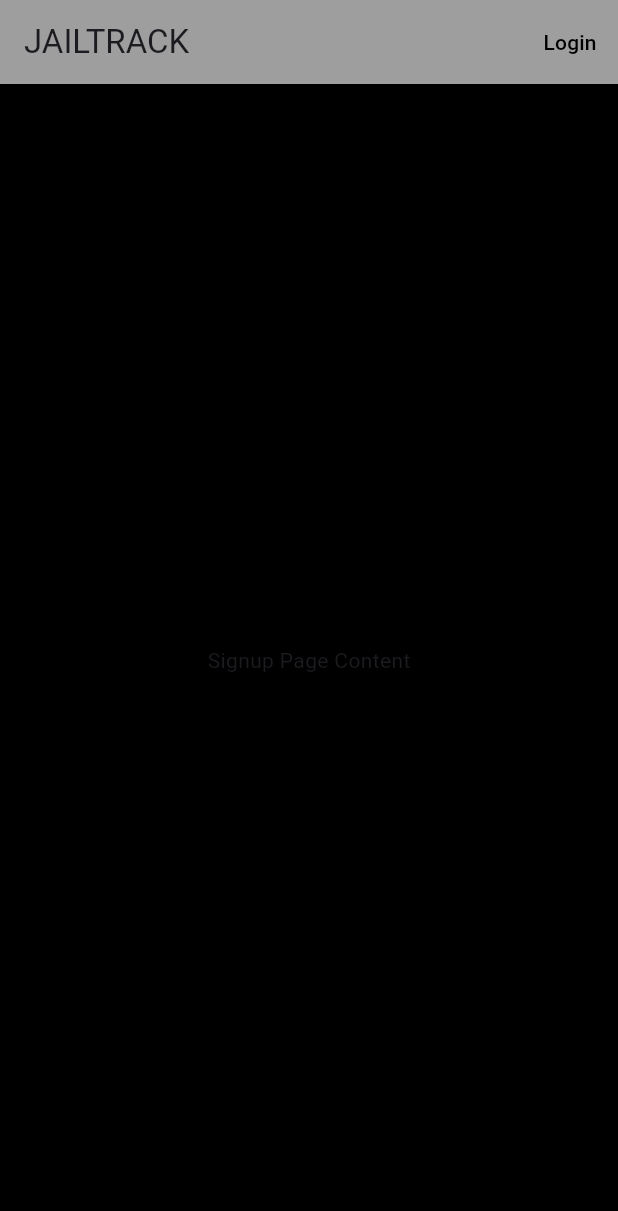
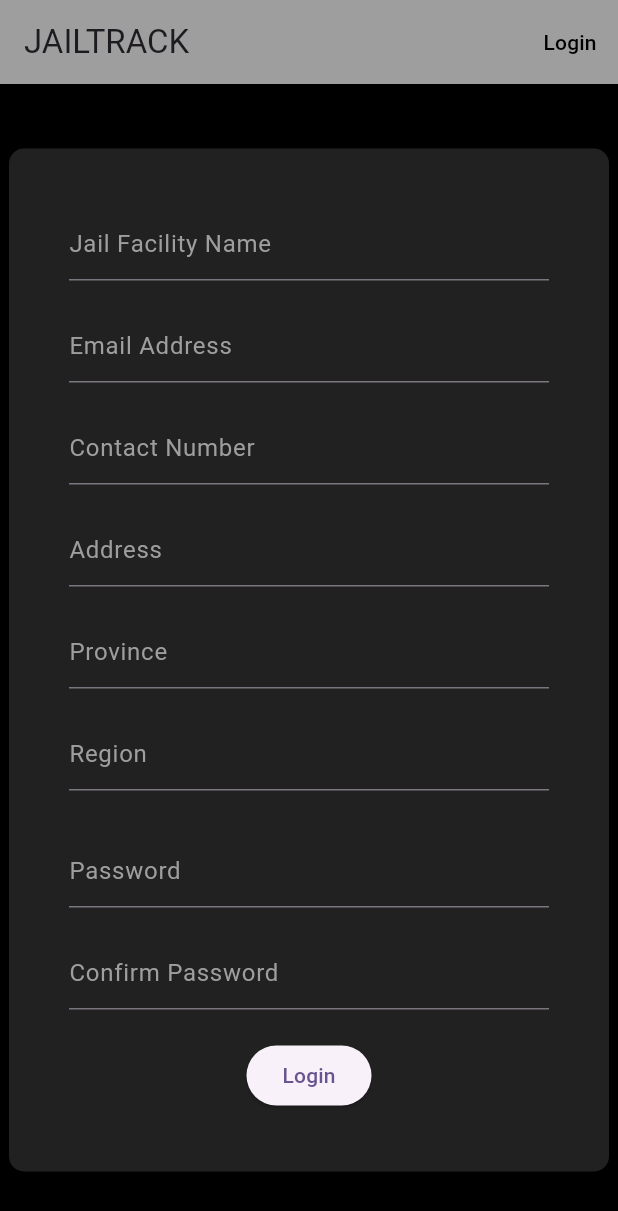
Before and after one commit to junas0604/JailTrack_Jail_Facility_Web, a Flutter app: the screen it shows after launch, after a tap on "Sign Up", on a phone screen of 412 x 824 dp. Shown: the top 1211 px of the screen. Run offline on Flutter 3.47's test engine with Material 3 defaults, Android fonts, the light colour scheme and no system bars.

Commit message:
Second Commit

```diff
--- a/lib/dasboard_page.dart
+++ b/lib/dasboard_page.dart
@@ -1,3 +1,5 @@
+import 'dart:ui';
+
 import 'package:flutter/material.dart';
 import 'signup_page.dart';
 
@@ -10,7 +12,7 @@ class MyDashboardPageWidget extends StatelessWidget {
       backgroundColor: Colors.black,
       appBar: AppBar(
         backgroundColor: Colors.grey,
-        title: Text('JAILTRACK'),
+        title: const Text('JAILTRACK'),
         actions: [
           TextButton(
             onPressed: () {
@@ -20,7 +22,7 @@ class MyDashboardPageWidget extends StatelessWidget {
                     builder: (context) => const MySignupPageWidget()),
               );
             },
-            child: Text(
+            child: const Text(
               'Sign Up',
               style: TextStyle(color: Colors.black),
             ),
@@ -33,15 +35,50 @@ class MyDashboardPageWidget extends StatelessWidget {
                     builder: (context) => const MyDashboardPageWidget()),
               );
             },
-            child: Text('Login', style: TextStyle(color: Colors.black),),
+            child: const Text('Login', style: TextStyle(color: Colors.black),),
           ),
         ],
       ),
       body: SafeArea(
-        child: Row(
-          children: [
-            // Add your dashboard widgets here
-          ],
+        child: Center(
+          child: SizedBox(
+            width: 400.0, // Adjust width as needed
+            child: Container(
+              padding: const EdgeInsets.all(20.0),
+              decoration: BoxDecoration(
+                color: Colors.grey[900],
+                borderRadius: BorderRadius.circular(10.0),
+              ),
+              child: Column(
+                mainAxisSize: MainAxisSize.min,
+                children: [
+                  const TextField(
+                    decoration: InputDecoration(
+                      hintText: 'Username',
+                      hintStyle: TextStyle(color: Colors.grey),
+                    ),
+                    style: TextStyle(color: Colors.white),
+                  ),
+                  const SizedBox(height: 40.0),
+                  const TextField(
+                    decoration: InputDecoration(
+                      hintText: 'Password',
+                      hintStyle: TextStyle(color: Colors.grey),
+                    ),
+                    style: TextStyle(color: Colors.white),
+                    obscureText: true,
+                  ),
+                  const SizedBox(height: 30.0),
+                  ElevatedButton(
+                    onPressed: () {
+                      // Add login functionality here
+                    },
+                    child: const Text('Login'),
+                  ),
+                ],
+              ),
+            ),
+          ),
         ),
       ),
     );
@@ -62,7 +99,7 @@ class MyApp extends StatelessWidget {
       title: 'Flutter Demo',
       theme: ThemeData(
         colorScheme:
-            ColorScheme.fromSeed(seedColor: Color.fromARGB(255, 0, 0, 0)),
+            ColorScheme.fromSeed(seedColor: const Color.fromARGB(255, 0, 0, 0)),
         useMaterial3: true,
       ),
       home: const MyDashboardPageWidget(),
--- a/lib/signup_page.dart
+++ b/lib/signup_page.dart
@@ -10,7 +10,7 @@ class MySignupPageWidget extends StatelessWidget {
       backgroundColor: Colors.black,
       appBar: AppBar(
         backgroundColor: Colors.grey,
-        title: Text('JAILTRACK'),
+        title: const Text('JAILTRACK'),
         actions: [
            TextButton(
              onPressed: () {
@@ -19,12 +19,99 @@ class MySignupPageWidget extends StatelessWidget {
                 MaterialPageRoute(builder: (context) => const MyDashboardPageWidget()),
               );
             },
-            child: Text('Login', style: TextStyle(color: Colors.black),),
+            child: const Text('Login', style: TextStyle(color: Colors.black),),
           ),
         ],
       ),
-      body: Center(
-        child: Text('Signup Page Content'),
+      body: SafeArea(
+        child: Center(
+          child: SizedBox(
+            width: 400.0, // Adjust width as needed
+            child: Container(
+              padding: EdgeInsets.all(40.0),
+              decoration: BoxDecoration(
+                color: Colors.grey[900],
+                borderRadius: BorderRadius.circular(10.0),
+              ),
+              child: Column(
+                mainAxisSize: MainAxisSize.min,
+                children: [
+                  const TextField(
+                    decoration: InputDecoration(
+                      hintText: 'Jail Facility Name',
+                      hintStyle: TextStyle(color: Colors.grey),
+                    ),
+                    style: TextStyle(color: Colors.white),
+                  ),
+                  const SizedBox(height: 20.0),
+                  const TextField(
+                    decoration: InputDecoration(
+                      hintText: 'Email Address',
+                      hintStyle: TextStyle(color: Colors.grey),
+                    ),
+                    style: TextStyle(color: Colors.white),
+                    obscureText: true,
+                  ),
+                  const SizedBox(height: 20.0),
+                  const TextField(
+                    decoration: InputDecoration(
+                      hintText: 'Contact Number',
+                      hintStyle: TextStyle(color: Colors.grey),
+                    ),
+                    style: TextStyle(color: Colors.white),
+                  ),
+                  const SizedBox(height: 20.0),
+                  const TextField(
+                    decoration: InputDecoration(
+                      hintText: 'Address',
+                      hintStyle: TextStyle(color: Colors.grey),
+                    ),
+                    style: TextStyle(color: Colors.white),
+                  ),
+                  const SizedBox(height: 20.0),
+                  const TextField(
+                    decoration: InputDecoration(
+                      hintText: 'Province',
+                      hintStyle: TextStyle(color: Colors.grey),
+                    ),
+                    style: TextStyle(color: Colors.white),
+                  ),
+                  const SizedBox(height: 20.0),
+                  const TextField(
+                    decoration: InputDecoration(
+                      hintText: 'Region',
+                      hintStyle: TextStyle(color: Colors.grey),
+                    ),
+                    style: TextStyle(color: Colors.white),
+                  ),
+                  const SizedBox(height: 30.0),
+                  const TextField(
+                    decoration: InputDecoration(
+                      hintText: 'Password',
+                      hintStyle: TextStyle(color: Colors.grey),
+                    ),
+                    style: TextStyle(color: Colors.white),
+                  ),
+                  const SizedBox(height: 20.0),
+                  const TextField(
+                    decoration: InputDecoration(
+                      hintText: 'Confirm Password',
+                      hintStyle: TextStyle(color: Colors.grey),
+                    ),
+                    style: TextStyle(color: Colors.white),
+                  ),
+                  const SizedBox(height: 20.0),
+                  ElevatedButton(
+                    onPressed: () {
+                      // Add signup functionality here
+                    },
+                    child: const Text('Login'),
+                  ),
+                ],
+              ),
+            ),
+          ),
+        ),
       ),
     );
   }
```
